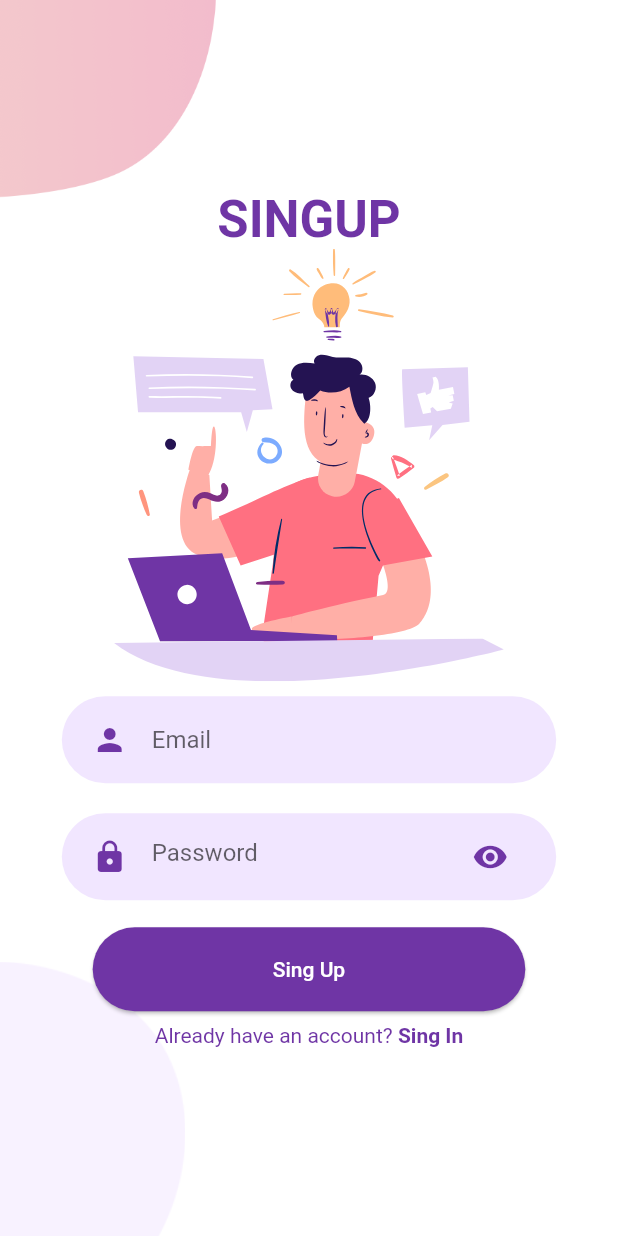
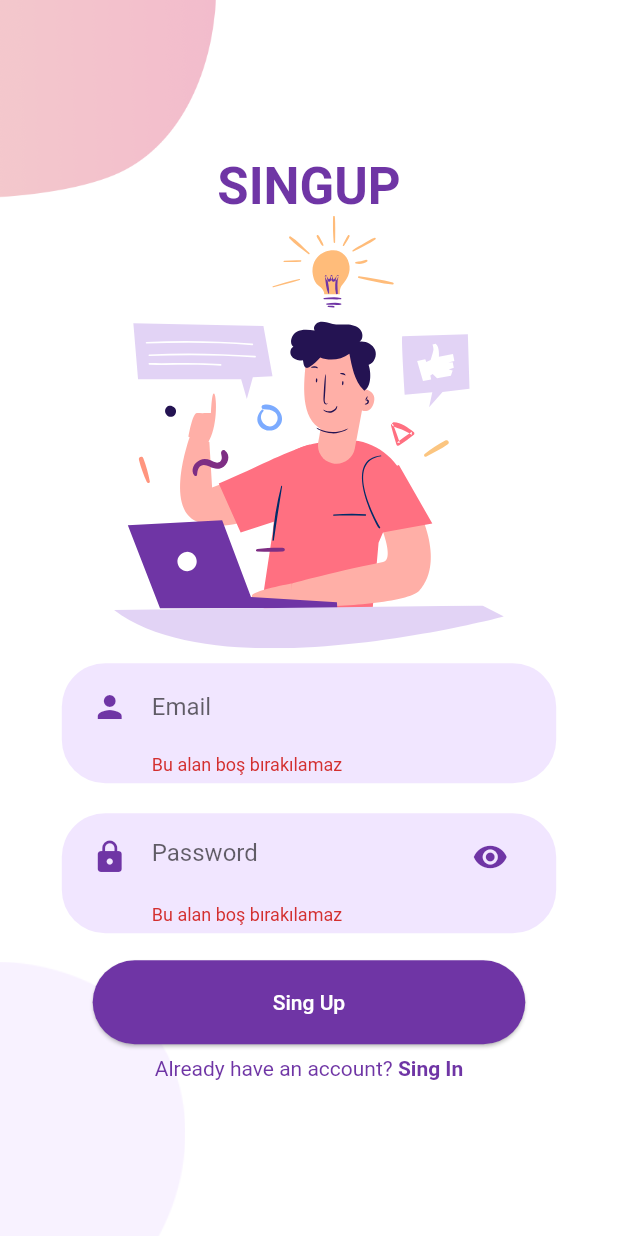
Before and after one commit to farukduzcan/login_page, a Flutter app: the SingUpScreen screen opened directly, after a tap on "Sing Up", on a phone screen of 412 x 824 dp. Run offline on Flutter 3.47's test engine with Material 2 defaults, Android fonts, the phone set to English and light mode, and no system bars; our stand-ins replace flutter_svg.

```diff
--- a/lib/Screens/Login/components/body.dart
+++ b/lib/Screens/Login/components/body.dart
@@ -10,7 +10,8 @@ import '../../../components/raunded_input_field.dart';
 import '../../../components/raunded_password_field.dart';
 
 class Body extends StatelessWidget {
-  const Body({
+  final GlobalKey<FormState> _formKey = GlobalKey<FormState>();
+  Body({
     super.key,
   });
 
@@ -37,6 +38,10 @@ class Body extends StatelessWidget {
               "assets/icons/login.svg",
               width: size.width * 0.35,
             ),
+            Form(
+              key: _formKey,
+              child: Column(
+                children: [
                   RoundedInputField(
                     hintText: "Email",
                     icon: Icons.person,
@@ -45,7 +50,14 @@ class Body extends StatelessWidget {
                   RaundedPasswordField(
                     onChanged: (value) {},
                   ),
-            RaundedButton(buttonText: "Login", press: () {}),
+                ],
+              ),
+            ),
+            RaundedButton(
+                buttonText: "Login",
+                press: () {
+                  if (_formKey.currentState?.validate() ?? false) {}
+                }),
             AlreadyHaveAnAccount(
               press: () {
                 Navigator.push(
--- a/lib/Screens/Login/login_screen.dart
+++ b/lib/Screens/Login/login_screen.dart
@@ -6,7 +6,7 @@ class LoginScreen extends StatelessWidget {
 
   @override
   Widget build(BuildContext context) {
-    return const Scaffold(
+    return Scaffold(
       body: Body(),
     );
   }
--- a/lib/Screens/Singup/components/body.dart
+++ b/lib/Screens/Singup/components/body.dart
@@ -11,8 +11,8 @@ import '../../Login/login_screen.dart';
 
 class Body extends StatelessWidget {
   final Widget child;
-  const Body({super.key, required this.child});
-
+  Body({super.key, required this.child});
+  final GlobalKey<FormState> _formKey = GlobalKey<FormState>();
   @override
   Widget build(BuildContext context) {
     Size size = MediaQuery.of(context).size;
@@ -33,6 +33,9 @@ class Body extends StatelessWidget {
             "assets/icons/signup.svg",
             height: size.height * 0.35,
           ),
+          Form(
+            key: _formKey,
+            child: Column(children: [
               RoundedInputField(
                 hintText: "Email",
                 icon: Icons.person,
@@ -41,7 +44,13 @@ class Body extends StatelessWidget {
               RaundedPasswordField(
                 onChanged: (value) {},
               ),
-          RaundedButton(buttonText: "Sing Up", press: () {}),
+            ]),
+          ),
+          RaundedButton(
+              buttonText: "Sing Up",
+              press: () {
+                if (_formKey.currentState?.validate() ?? false) {}
+              }),
           AlreadyHaveAnAccount(
             login: false,
             press: () {
--- a/lib/components/raunded_input_field.dart
+++ b/lib/components/raunded_input_field.dart
@@ -17,7 +17,13 @@ class RoundedInputField extends StatelessWidget {
   @override
   Widget build(BuildContext context) {
     return TextFieldContainer(
-      child: TextField(
+      child: TextFormField(
+        validator: (value) {
+          if (value == null || value.isEmpty) {
+            return validateMessage;
+          }
+          return null;
+        },
         textInputAction: TextInputAction.next,
         keyboardType: TextInputType.emailAddress,
         autofillHints: const [AutofillHints.email],
--- a/lib/components/raunded_password_field.dart
+++ b/lib/components/raunded_password_field.dart
@@ -19,8 +19,14 @@ class _RaundedPasswordFieldState extends State<RaundedPasswordField> {
   @override
   Widget build(BuildContext context) {
     return TextFieldContainer(
-      child: TextField(
+      child: TextFormField(
         keyboardType: TextInputType.visiblePassword,
+        validator: (value) {
+          if (value == null || value.isEmpty) {
+            return validateMessage;
+          }
+          return null;
+        },
         onChanged: widget.onChanged,
         obscureText: _isHidden,
         decoration: InputDecoration(
--- a/lib/components/text_field_container.dart
+++ b/lib/components/text_field_container.dart
@@ -2,13 +2,18 @@ import 'package:flutter/material.dart';
 
 import '../constants.dart';
 
-class TextFieldContainer extends StatelessWidget {
+class TextFieldContainer extends StatefulWidget {
   final Widget child;
   const TextFieldContainer({
     super.key,
     required this.child,
   });
 
+  @override
+  State<TextFieldContainer> createState() => _TextFieldContainerState();
+}
+
+class _TextFieldContainerState extends State<TextFieldContainer> {
   @override
   Widget build(BuildContext context) {
     Size size = MediaQuery.of(context).size;
@@ -20,7 +25,7 @@ class TextFieldContainer extends StatelessWidget {
         color: kPrimaryLightColor,
         borderRadius: BorderRadius.circular(29),
       ),
-      child: child,
+      child: widget.child,
     );
   }
 }
--- a/lib/constants.dart
+++ b/lib/constants.dart
@@ -2,3 +2,4 @@ import 'package:flutter/material.dart';
 
 const kPrimaryColor = Color(0xFF6F35A5);
 const kPrimaryLightColor = Color(0xFFF1E6FF);
+String validateMessage = 'Bu alan boş bırakılamaz';
--- a/pubspec.yaml
+++ b/pubspec.yaml
@@ -36,6 +36,8 @@ dependencies:
   # Use with the CupertinoIcons class for iOS style icons.
   cupertino_icons: ^1.0.2
   flutter_svg: ^2.0.5
+  flutter_form_builder: ^8.0.0
+  kartal: ^2.8.0
 
 dev_dependencies:
   flutter_test:
```
Also changed, not shown: 5 other files. Lines whose indentation alone changed are shown as unchanged.
